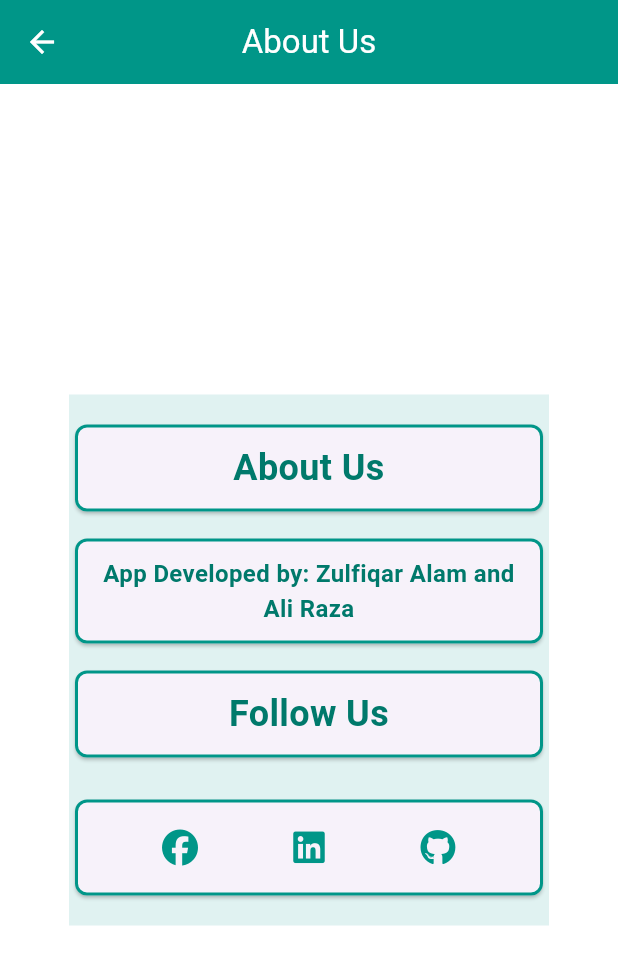
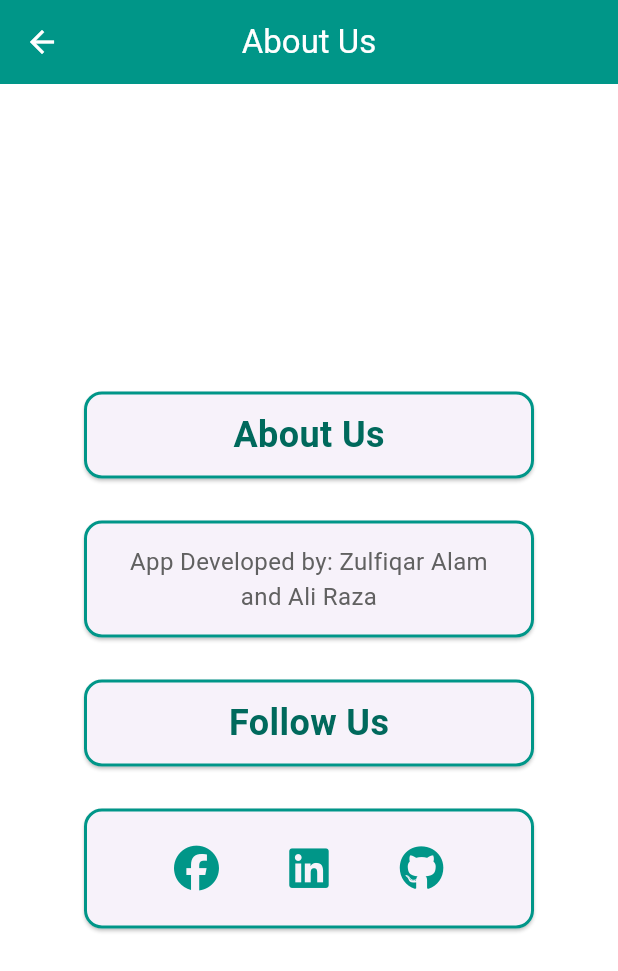
Before and after one commit to ZulfiqarAlam18/easy_count_mad_class_project, a Flutter app: the AboutUsScreen screen opened by its route, on a phone screen of 412 x 824 dp. Shown: the top 971 px of the screen. Run offline on Flutter 3.47's test engine with Material 3 defaults, Android fonts, the phone set to English and light mode, and no system bars; our stand-ins replace font_awesome_flutter.

Commit message:
code improved

```diff
--- a/lib/aboutUs.dart
+++ b/lib/aboutUs.dart
@@ -14,12 +14,11 @@ class AppState extends State<AboutUsScreen> {
   final String num2 = '03053079686';
   final String mail = 'zulfiqaralam651@gmail.com';
 
-  // Method to launch URLs for social handles (new Uri format)
+  // Method to launch URLs for social handles
   Future<void> _urlLauncher(String url) async {
     final Uri uri = Uri.parse(url);
-
     if (await canLaunchUrl(uri)) {
-      await launchUrl(uri, mode: LaunchMode.externalApplication);  // Using new launchUrl method
+      await launchUrl(uri, mode: LaunchMode.externalApplication);
     } else {
       throw 'Could not launch $url';
     }
@@ -31,24 +30,22 @@ class AppState extends State<AboutUsScreen> {
       appBar: AppBar(
         title: const Text('About Us'),
         backgroundColor: Colors.teal,
+        centerTitle: true,
       ),
       backgroundColor: Colors.white,
       body: Center(
         child: Container(
-          width: 320,  // Consistent width for all cards
-          padding: const EdgeInsets.symmetric(vertical: 16),
-          color: Colors.teal[50],
+          width: 340,
+          padding: const EdgeInsets.all(16),
           child: Column(
             mainAxisSize: MainAxisSize.min,
             children: [
-              _buildCard('About Us', 24),
-              const SizedBox(height: 10),
-              _buildCard(
-                'App Developed by: Zulfiqar Alam and Ali Raza',
-                16,
-              ),
-              const SizedBox(height: 10),
-              _buildCard('Follow Us', 24),
+              _buildHeaderCard('About Us', 24),
+              const SizedBox(height: 20),
+              _buildDescriptionCard(
+                  'App Developed by: Zulfiqar Alam and Ali Raza', 16),
+              const SizedBox(height: 20),
+              _buildHeaderCard('Follow Us', 24),
               const SizedBox(height: 20),
               _buildSocialRow(),
             ],
@@ -58,26 +55,46 @@ class AppState extends State<AboutUsScreen> {
     );
   }
 
-  // Helper method for building cards
-  Widget _buildCard(String text, double fontSize) {
+  // Header Card with Bold Title
+  Widget _buildHeaderCard(String text, double fontSize) {
     return Card(
       shape: RoundedRectangleBorder(
-        borderRadius: BorderRadius.circular(8),
-        side: const BorderSide(
-          color: Colors.teal,
-          width: 2.0,
+        borderRadius: BorderRadius.circular(12),
+        side: const BorderSide(color: Colors.teal, width: 2.0),
+      ),
+      child: Padding(
+        padding: const EdgeInsets.symmetric(vertical: 12),
+        child: Center(
+          child: Text(
+            text,
+            style: TextStyle(
+              fontSize: fontSize,
+              fontWeight: FontWeight.bold,
+              color: Colors.teal[800],
+            ),
+          ),
         ),
       ),
-      child: Container(
-        width: double.infinity,
-        padding: const EdgeInsets.symmetric(horizontal: 16, vertical: 12),
-        child: Text(
-          text,
-          textAlign: TextAlign.center,
-          style: TextStyle(
-            fontSize: fontSize,
-            fontWeight: FontWeight.bold,
-            color: Colors.teal[700],
+    );
+  }
+
+  // Description Card with smaller text
+  Widget _buildDescriptionCard(String text, double fontSize) {
+    return Card(
+      shape: RoundedRectangleBorder(
+        borderRadius: BorderRadius.circular(12),
+        side: const BorderSide(color: Colors.teal, width: 2.0),
+      ),
+      child: Padding(
+        padding: const EdgeInsets.all(16),
+        child: Center(
+          child: Text(
+            text,
+            textAlign: TextAlign.center,
+            style: TextStyle(
+              fontSize: fontSize,
+              color: Colors.grey[700],
+            ),
           ),
         ),
       ),
@@ -88,37 +105,34 @@ class AppState extends State<AboutUsScreen> {
   Widget _buildSocialRow() {
     return Card(
       shape: RoundedRectangleBorder(
-        borderRadius: BorderRadius.circular(8),
-        side: const BorderSide(
-          color: Colors.teal,
-          width: 2.0,
-        ),
+        borderRadius: BorderRadius.circular(12),
+        side: const BorderSide(color: Colors.teal, width: 2.0),
       ),
       child: Padding(
-        padding: const EdgeInsets.all(8.0),
+        padding: const EdgeInsets.symmetric(vertical: 16, horizontal: 24),
         child: Row(
           mainAxisAlignment: MainAxisAlignment.spaceEvenly,
           children: [
-            // Facebook Icon
             IconButton(
               onPressed: () {
                 _urlLauncher('https://www.facebook.com/yourFacebookProfile');
               },
-              icon: const FaIcon(FontAwesomeIcons.facebook, color: Colors.teal),
+              icon: const FaIcon(FontAwesomeIcons.facebook,
+                  color: Colors.teal, size: 30),
             ),
-            // LinkedIn Icon
             IconButton(
               onPressed: () {
                 _urlLauncher('https://www.linkedin.com/in/yourLinkedInProfile');
               },
-              icon: const FaIcon(FontAwesomeIcons.linkedin, color: Colors.teal),
+              icon: const FaIcon(FontAwesomeIcons.linkedin,
+                  color: Colors.teal, size: 30),
             ),
-            // GitHub Icon
             IconButton(
               onPressed: () {
                 _urlLauncher('https://github.com/ZulfiqarAlam18');
               },
-              icon: const FaIcon(FontAwesomeIcons.github, color: Colors.teal),
+              icon: const FaIcon(FontAwesomeIcons.github,
+                  color: Colors.teal, size: 30),
             ),
           ],
         ),
```
